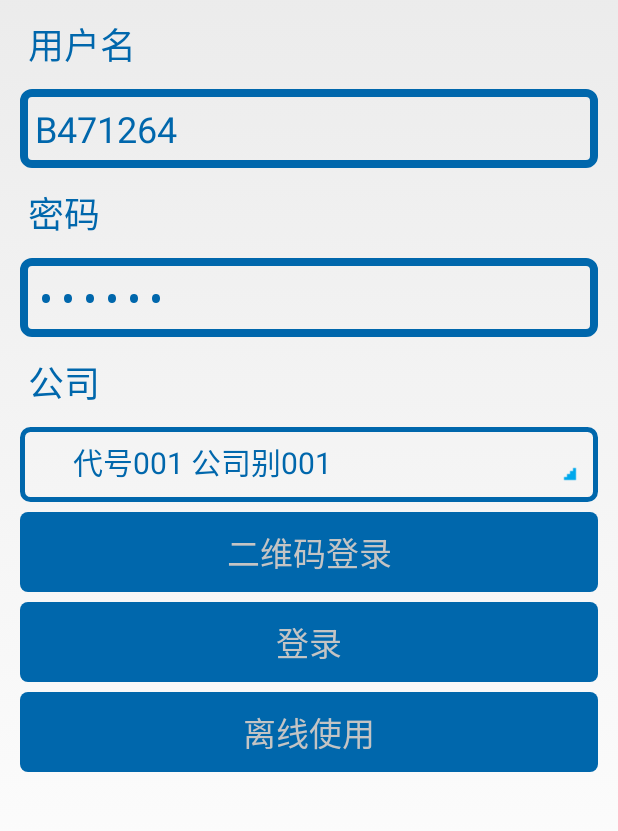
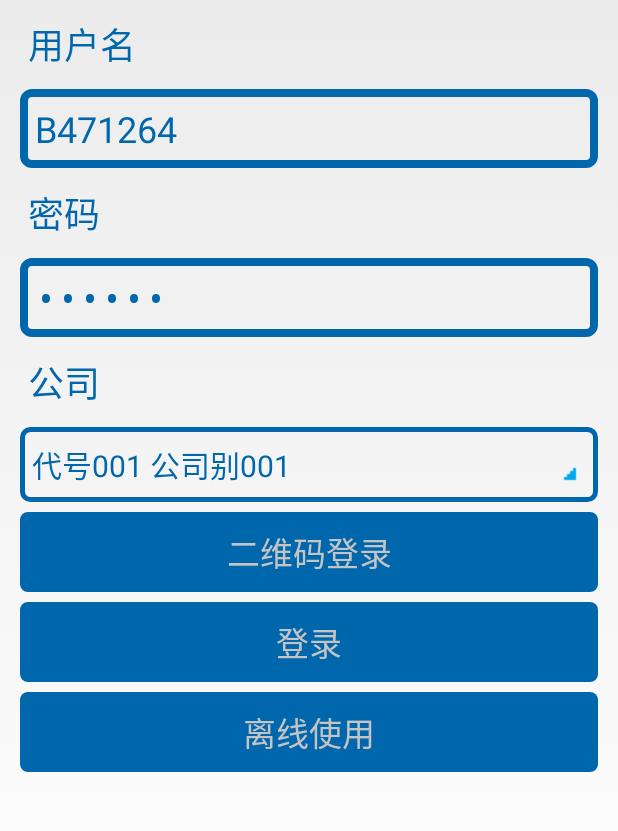
Before and after one commit to savageno1/ChingluhAndroid, an Android app: the screen it shows after launch (LoginActivity), on a phone screen of 412 x 824 dp, the part 201-1032 px from its top. Run offline under Robolectric (Android 15) with nearby library versions, the phone set to English and light mode, and no system bars; network calls fail.

Commit message:
页面调整

```diff
--- a/chingluh_android_app/src/main/java/com/chingluh/android/activity/withoutlogin/scanlabel/ScanLabelSetActivity.java
+++ b/chingluh_android_app/src/main/java/com/chingluh/android/activity/withoutlogin/scanlabel/ScanLabelSetActivity.java
@@ -3,12 +3,11 @@ package com.chingluh.android.activity.withoutlogin.scanlabel;
 import android.app.Activity;
 import android.os.Bundle;
 import android.view.View;
-import android.widget.Adapter;
 import android.widget.ArrayAdapter;
 import android.widget.Spinner;
 
 import com.chingluh.android.R;
-import com.chingluh.android.thread.ScanLabelOpenThread;
+import com.chingluh.android.thread.scanlabel.ScanLabelOpenThread;
 
 /**
  * Created by Ray on 2016/05/06.
--- a/chingluh_android_app/src/main/java/com/chingluh/android/thread/ScanLabelCloseThread.java
+++ b/chingluh_android_app/src/main/java/com/chingluh/android/thread/scanlabel/ScanLabelCloseThread.java
@@ -1,4 +1,4 @@
-package com.chingluh.android.thread;
+package com.chingluh.android.thread.scanlabel;
 
 import android.app.Activity;
 import android.os.Bundle;
--- a/chingluh_android_app/src/main/java/com/chingluh/android/thread/ScanLabelOpenThread.java
+++ b/chingluh_android_app/src/main/java/com/chingluh/android/thread/scanlabel/ScanLabelOpenThread.java
@@ -1,4 +1,4 @@
-package com.chingluh.android.thread;
+package com.chingluh.android.thread.scanlabel;
 
 import android.app.Activity;
 import android.os.Bundle;
--- a/chingluh_android_app/src/main/java/com/chingluh/android/thread/ScanLabelScan6BThread.java
+++ b/chingluh_android_app/src/main/java/com/chingluh/android/thread/scanlabel/ScanLabelScan6BThread.java
@@ -1,4 +1,4 @@
-package com.chingluh.android.thread;
+package com.chingluh.android.thread.scanlabel;
 
 import android.app.Activity;
 import android.os.Bundle;
--- a/chingluh_android_app/src/main/java/com/chingluh/android/thread/ScanLabelScan6CThread.java
+++ b/chingluh_android_app/src/main/java/com/chingluh/android/thread/scanlabel/ScanLabelScan6CThread.java
@@ -1,4 +1,4 @@
-package com.chingluh.android.thread;
+package com.chingluh.android.thread.scanlabel;
 
 import android.app.Activity;
 import android.os.Bundle;
--- a/chingluh_android_app/src/main/res/layout/activity_login.xml
+++ b/chingluh_android_app/src/main/res/layout/activity_login.xml
@@ -73,9 +73,7 @@
 			android:id="@+id/spinnerCompany"
 			android:layout_width="fill_parent"
 			android:layout_height="50dip"
-			android:layout_margin="3dip"
-			android:paddingEnd="30dp"
-			android:paddingStart="30dp" />
+			android:layout_margin="3dip" />
 
 		<Button
 			android:id="@+id/buttonQrLogin"
--- a/chingluh_android_app/src/main/res/layout/spinner_item_company.xml
+++ b/chingluh_android_app/src/main/res/layout/spinner_item_company.xml
@@ -9,7 +9,7 @@
 	<TextView
 		android:id="@+id/textViewCompanyName"
 		android:layout_width="fill_parent"
-		android:layout_height="wrap_content"
+		android:layout_height="match_parent"
 		android:background="@color/Chingluh_Transparent"
 		android:gravity="center_vertical"
 		android:textColor="@color/Chingluh_Blue"
```
Also changed, not shown: chingluh_android_app/src/main/java/com/chingluh/android/activity/withoutlogin/scanlabel/ScanLabelActivity.java (+4 -4 lines).
